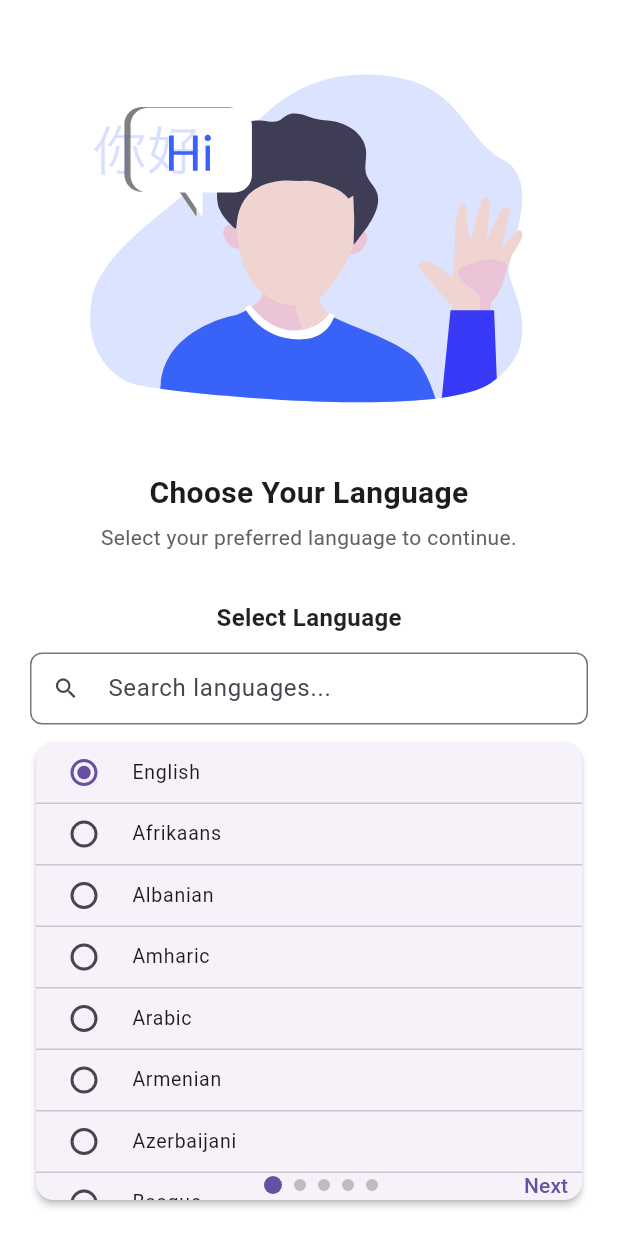
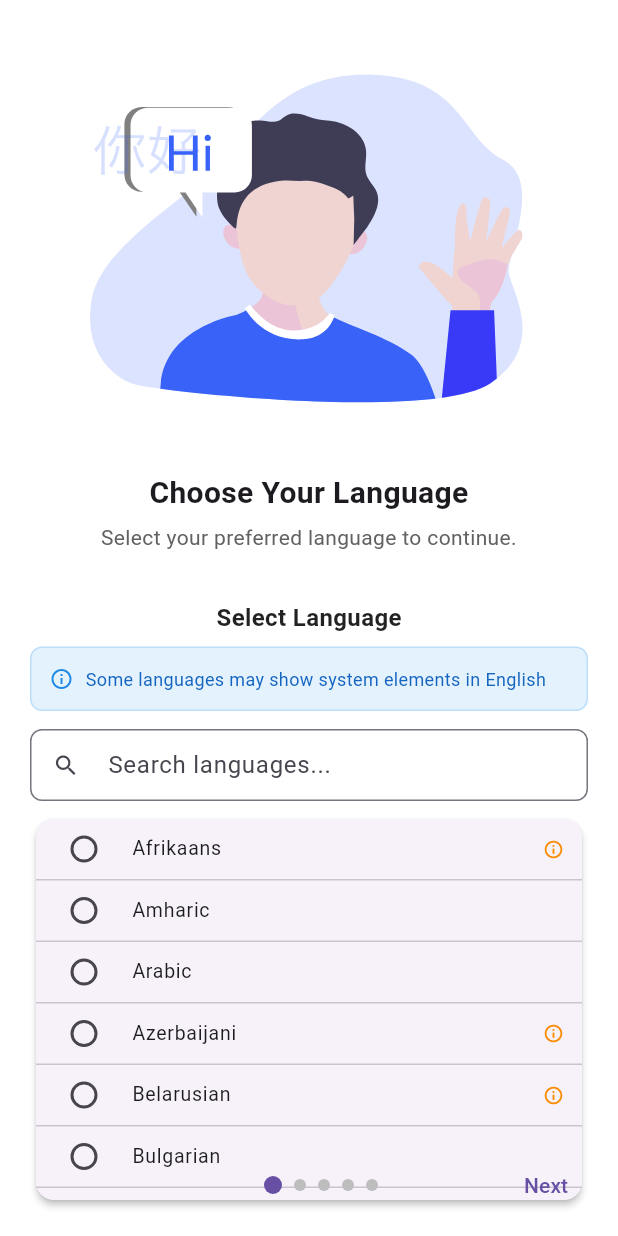
Before and after one commit to adarsha813/karma-iosApp, a Flutter app: the screen it shows after launch, on a phone screen of 412 x 824 dp. Run offline on Flutter 3.47's test engine with Material 3 defaults, Android fonts, the light colour scheme and no system bars; our stand-ins replace badges, cached_network_image, connectivity_plus, device_info_plus, firebase_core, firebase_messaging and 13 more; missing offline and left inert: country_list_pick, flutter_app_badger, flutter_stripe; accounts and stored records are empty; network calls fail.

Commit message:
fallback to english add so ths issue language related solve but not chaing othe lagnuage also in related language

```diff
--- a/lib/main.dart
+++ b/lib/main.dart
@@ -1322,7 +1322,6 @@ class _SecureAppState extends State<SecureApp> {
   }
 
   void _logLaunchAnalytics() {
-    // Log launch analytics
     if (widget.launchResult.isFirstLaunch) {
       ProductionLogger.info('📊 Analytics: First app launch');
     } else if (widget.launchResult.isFirstLaunchForVersion) {
@@ -1330,7 +1329,6 @@ class _SecureAppState extends State<SecureApp> {
         '📊 Analytics: First launch for version ${widget.launchResult.appVersion}',
       );
     }
-
     ProductionLogger.info(
       '📊 Analytics: Total launches: ${widget.launchResult.launchCount}',
     );
@@ -1352,7 +1350,6 @@ class _SecureAppState extends State<SecureApp> {
 
       if (mounted) {
         setState(() {
-          // Only show onboarding if it's first launch AND not done AND no existing profile
           _showOnboarding =
               widget.launchResult.isFirstLaunch &&
               !onboardingDone &&
@@ -1363,7 +1360,7 @@ class _SecureAppState extends State<SecureApp> {
       ProductionLogger.error('Failed to check onboarding status', e);
       if (mounted) {
         setState(() {
-          _showOnboarding = false; // Don't show onboarding on error
+          _showOnboarding = false;
         });
       }
     }
@@ -1396,8 +1393,9 @@ class _SecureAppState extends State<SecureApp> {
   Widget build(BuildContext context) {
     final localeProvider = Provider.of<LocaleProvider>(context);
 
+    // Show loading while locale is being determined
     if (localeProvider.isLoading) {
-      return const MaterialApp(
+      return MaterialApp(
         home: Scaffold(
           body: Center(
             child: Column(
@@ -1405,7 +1403,7 @@ class _SecureAppState extends State<SecureApp> {
               children: [
                 CircularProgressIndicator(),
                 SizedBox(height: 16),
-                Text('Loading...'),
+                Text('Loading language...'),
               ],
             ),
           ),
@@ -1415,25 +1413,33 @@ class _SecureAppState extends State<SecureApp> {
 
     return MaterialApp(
       title: AppConstants.appName,
-      theme: ThemeData(
-        primarySwatch: Colors.blue,
-        brightness: Brightness.light,
-      ),
-      darkTheme: ThemeData.dark(),
+      theme: ThemeData(primarySwatch: Colors.blue, useMaterial3: true),
+      darkTheme: ThemeData.dark(useMaterial3: true),
       themeMode: ThemeMode.light,
       navigatorKey: navigatorKey,
+
+      // ✅ CRITICAL FIX: Use only supported locales for Material widgets
       localizationsDelegates: const [
-        AppLocalizations.delegate,
-        GlobalMaterialLocalizations.delegate,
-        GlobalWidgetsLocalizations.delegate,
-        GlobalCupertinoLocalizations.delegate,
+        AppLocalizations.delegate, // Your app's localizations
+        GlobalMaterialLocalizations
+            .delegate, // Material widgets (limited languages)
+        GlobalWidgetsLocalizations.delegate, // Default widgets
+        GlobalCupertinoLocalizations
+            .delegate, // iOS widgets (limited languages)
       ],
-      supportedLocales: AppLocalizations.supportedLocales,
-      locale: localeProvider.locale,
+
+      // ✅ CRITICAL FIX: Filter to only supported Material locales
+      supportedLocales: _getSupportedMaterialLocales(),
+
+      // ✅ Use the provider's locale but fallback to English if unsupported
+      locale: _getSafeLocale(localeProvider.locale),
+
       debugShowCheckedModeBanner: false,
+
       builder: (context, child) {
         return SecureBadgeManager(child: child!);
       },
+
       home:
           _showOnboarding
               ? OnboardingScreen(
@@ -1445,6 +1451,96 @@ class _SecureAppState extends State<SecureApp> {
               )
               : const SecureHomeRouter(),
     );
+  }
+
+  // ✅ Filter locales to only those supported by Material/Cupertino widgets
+  List<Locale> _getSupportedMaterialLocales() {
+    // MaterialLocalizations supports these languages by default
+    const materialSupportedLanguages = {
+      'en',
+      'es',
+      'fr',
+      'de',
+      'it',
+      'pt',
+      'ru',
+      'ja',
+      'ko',
+      'zh',
+      'ar',
+      'hi',
+      'tr',
+      'pl',
+      'nl',
+      'sv',
+      'da',
+      'fi',
+      'no',
+      'cs',
+      'hu',
+      'ro',
+      'sk',
+      'uk',
+      'bg',
+      'hr',
+      'sr',
+      'sl',
+      'et',
+      'lv',
+      'lt',
+      'el',
+      'he',
+      'id',
+      'ms',
+      'th',
+      'vi',
+      'fa',
+      'ur',
+      'sw',
+      'am',
+      'bn',
+      'gu',
+      'kn',
+      'ml',
+      'mr',
+      'ne',
+      'pa',
+      'ta',
+      'te',
+      //'tr',
+      //'zh',
+      'zh-TW',
+    };
+
+    return AppLocalizations.supportedLocales.where((locale) {
+      final languageCode = locale.languageCode;
+      final fullCode =
+          locale.countryCode == null
+              ? languageCode
+              : '$languageCode-${locale.countryCode}';
+
+      return materialSupportedLanguages.contains(languageCode) ||
+          materialSupportedLanguages.contains(fullCode);
+    }).toList();
+  }
+
+  // ✅ Ensure we only use locales that Material widgets support
+  Locale _getSafeLocale(Locale desiredLocale) {
+    const fallbackLocale = Locale('en');
+
+    // Check if desired locale is supported by Material widgets
+    final isMaterialSupported = _getSupportedMaterialLocales().any(
+      (supported) => supported.languageCode == desiredLocale.languageCode,
+    );
+
+    if (isMaterialSupported) {
+      return desiredLocale;
+    } else {
+      ProductionLogger.warning(
+        'Locale ${desiredLocale.languageCode} not supported by Material widgets, falling back to English',
+      );
+      return fallbackLocale;
+    }
   }
 }
 
--- a/lib/providers/LocaleProvider.dart
+++ b/lib/providers/LocaleProvider.dart
@@ -1,9 +1,10 @@
 import 'package:flutter/material.dart';
 import 'package:shared_preferences/shared_preferences.dart';
 import '../l10n/app_localizations.dart';
+import '../services/production_logger.dart';
 
 class LocaleProvider with ChangeNotifier {
-  Locale _locale = const Locale('en'); // fallback
+  Locale _locale = const Locale('en');
   bool _isLoading = true;
 
   Locale get locale => _locale;
@@ -14,35 +15,347 @@ class LocaleProvider with ChangeNotifier {
   }
 
   Future<void> setLocale(Locale locale) async {
-    // Ensure locale is supported
-    if (!AppLocalizations.supportedLocales
-        .map((l) => l.languageCode)
-        .contains(locale.languageCode)) {
-      return;
+    // Validate the locale is supported by Material widgets
+    if (!_isLocaleSupportedByMaterial(locale)) {
+      ProductionLogger.warning(
+        'Locale ${locale.languageCode} not fully supported by Material widgets, some UI elements may show in English',
+      );
+      // Still allow setting for your app's custom strings, but log warning
     }
 
     _locale = locale;
     notifyListeners();
 
+    // Save to shared preferences
     final prefs = await SharedPreferences.getInstance();
     await prefs.setString('locale_code', locale.languageCode);
+
+    ProductionLogger.i('App locale changed to: $locale');
   }
 
   Future<void> _loadLocaleFromPrefs() async {
-    final prefs = await SharedPreferences.getInstance();
-    final code = prefs.getString('locale_code');
+    try {
+      final prefs = await SharedPreferences.getInstance();
+      final code = prefs.getString('locale_code');
 
-    if (code != null) {
-      final isSupported = AppLocalizations.supportedLocales
-          .map((l) => l.languageCode)
-          .contains(code);
+      if (code != null) {
+        final locale = Locale(code);
+        if (_isLocaleSupportedByApp(locale)) {
+          _locale = locale;
+        } else {
+          ProductionLogger.warning('Saved locale $code not supported by app');
+        }
+      }
+    } catch (e) {
+      ProductionLogger.e('Error loading locale from prefs', e);
+    } finally {
+      _isLoading = false;
+      notifyListeners();
+    }
+  }
 
-      if (isSupported) {
-        _locale = Locale(code);
-      }
+  bool _isLocaleSupportedByApp(Locale locale) {
+    return AppLocalizations.supportedLocales.any(
+      (supported) => supported.languageCode == locale.languageCode,
+    );
+  }
+
+  bool _isLocaleSupportedByMaterial(Locale locale) {
+    // MaterialLocalizations supported languages
+    const materialSupported = {
+      'en',
+      'es',
+      'fr',
+      'de',
+      'it',
+      'pt',
+      'ru',
+      'ja',
+      'ko',
+      'zh',
+      'ar',
+      'hi',
+      'tr',
+      'pl',
+      'nl',
+      'sv',
+      'da',
+      'fi',
+      'no',
+      'cs',
+      'hu',
+      'ro',
+      'sk',
+      'uk',
+      'bg',
+      'hr',
+      'sr',
+      'sl',
+      'et',
+      'lv',
+      'lt',
+      'el',
+      'he',
+      'id',
+      'ms',
+      'th',
+      'vi',
+      'fa',
+      'ur',
+      'sw',
+      'am',
+      'bn',
+      'gu',
+      'kn',
+      'ml',
+      'mr',
+      'ne',
+      'pa',
+      'ta',
+      'te',
+      //'tr',
+      //'zh',
+    };
+
+    return materialSupported.contains(locale.languageCode);
+  }
+
+  // Get display name for language
+  String getDisplayName(String languageCode) {
+    return _getLanguageDisplayName(Locale(languageCode));
+  }
+
+  String _getLanguageDisplayName(Locale locale) {
+    switch (locale.languageCode) {
+      case 'af':
+        return 'Afrikaans';
+      case 'am':
+        return 'Amharic';
+      case 'ar':
+        return 'Arabic';
+      case 'az':
+        return 'Azerbaijani';
+      case 'be':
+        return 'Belarusian';
+      case 'bg':
+        return 'Bulgarian';
+      case 'bn':
+        return 'Bengali';
+      case 'bs':
+        return 'Bosnian';
+      case 'ca':
+        return 'Catalan';
+      case 'ceb':
+        return 'Cebuano';
+      case 'co':
+        return 'Corsican';
+      case 'cs':
+        return 'Czech';
+      case 'cy':
+        return 'Welsh';
+      case 'da':
+        return 'Danish';
+      case 'de':
+        return 'German';
+      case 'el':
+        return 'Greek';
+      case 'en':
+        return 'English';
+      case 'eo':
+        return 'Esperanto';
+      case 'es':
+        return 'Spanish';
+      case 'et':
+        return 'Estonian';
+      case 'eu':
+        return 'Basque';
+      case 'fa':
+        return 'Persian';
+      case 'fi':
+        return 'Finnish';
+      case 'fr':
+        return 'French';
+      case 'fy':
+        return 'Frisian';
+      case 'ga':
+        return 'Irish';
+      case 'gd':
+        return 'Scots Gaelic';
+      case 'gl':
+        return 'Galician';
+      case 'gu':
+        return 'Gujarati';
+      case 'ha':
+        return 'Hausa';
+      case 'haw':
+        return 'Hawaiian';
+      case 'he':
+        return 'Hebrew';
+      case 'hi':
+        return 'Hindi';
+      case 'hmn':
+        return 'Hmong';
+      case 'hr':
+        return 'Croatian';
+      case 'ht':
+        return 'Haitian Creole';
+      case 'hu':
+        return 'Hungarian';
+      case 'hy':
+        return 'Armenian';
+      case 'id':
+        return 'Indonesian';
+      case 'ig':
+        return 'Igbo';
+      case 'is':
+        return 'Icelandic';
+      case 'it':
+        return 'Italian';
+      case 'ja':
+        return 'Japanese';
+      case 'jv':
+        return 'Javanese';
+      case 'ka':
+        return 'Georgian';
+      case 'kk':
+        return 'Kazakh';
+      case 'km':
+        return 'Khmer';
+      case 'kn':
+        return 'Kannada';
+      case 'ko':
+        return 'Korean';
+      case 'ku':
+        return 'Kurdish';
+      case 'ky':
+        return 'Kyrgyz';
+      case 'lb':
+        return 'Luxembourgish';
+      case 'lo':
+        return 'Lao';
+      case 'lt':
+        return 'Lithuanian';
+      case 'lv':
+        return 'Latvian';
+      case 'mg':
+        return 'Malagasy';
+      case 'mi':
+        return 'Maori';
+      case 'mk':
+        return 'Macedonian';
+      case 'ml':
+        return 'Malayalam';
+      case 'mn':
+        return 'Mongolian';
+      case 'mr':
+        return 'Marathi';
+      case 'ms':
+        return 'Malay';
+      case 'mt':
+        return 'Maltese';
+      case 'my':
+        return 'Myanmar (Burmese)';
+      case 'ne':
+        return 'Nepali';
+      case 'nl':
+        return 'Dutch';
+      case 'no':
+        return 'Norwegian';
+      case 'ny':
+        return 'Nyanja (Chichewa)';
+      case 'or':
+        return 'Odia (Oriya)';
+      case 'pa':
+        return 'Punjabi';
+      case 'pl':
+        return 'Polish';
+      case 'ps':
+        return 'Pashto';
+      case 'pt':
+        return 'Portuguese';
+      case 'ro':
+        return 'Romanian';
+      case 'ru':
+        return 'Russian';
+      case 'rw':
+        return 'Kinyarwanda';
+      case 'sd':
+        return 'Sindhi';
+      case 'si':
+        return 'Sinhala';
+      case 'sk':
+        return 'Slovak';
+      case 'sl':
+        return 'Slovenian';
+      case 'sm':
+        return 'Samoan';
+      case 'sn':
+        return 'Shona';
+      case 'so':
+        return 'Somali';
+      case 'sq':
+        return 'Albanian';
+      case 'sr':
+        return 'Serbian';
+      case 'st':
+        return 'Sesotho';
+      case 'su':
+        return 'Sundanese';
+      case 'sv':
+        return 'Swedish';
+      case 'sw':
+        return 'Swahili';
+      case 'ta':
+        return 'Tamil';
+      case 'te':
+        return 'Telugu';
+      case 'tg':
+        return 'Tajik';
+      case 'th':
+        return 'Thai';
+      case 'tk':
+        return 'Turkmen';
+      case 'tl':
+        return 'Tagalog (Filipino)';
+      case 'tr':
+        return 'Turkish';
+      case 'tt':
+        return 'Tatar';
+      case 'ug':
+        return 'Uyghur';
+      case 'uk':
+        return 'Ukrainian';
+      case 'ur':
+        return 'Urdu';
+      case 'uz':
+        return 'Uzbek';
+      case 'vi':
+        return 'Vietnamese';
+      case 'xh':
+        return 'Xhosa';
+      case 'yi':
+        return 'Yiddish';
+      case 'yo':
+        return 'Yoruba';
+      case 'zh':
+        return 'Chinese (Simplified)';
+      case 'zu':
+        return 'Zulu';
+      default:
+        return locale.languageCode.toUpperCase();
     }
+  }
 
-    _isLoading = false;
-    notifyListeners();
+  // Get list of languages with Material support info
+  List<Map<String, dynamic>> getLanguagesWithSupportInfo() {
+    return AppLocalizations.supportedLocales.map((locale) {
+      final hasMaterialSupport = _isLocaleSupportedByMaterial(locale);
+      return {
+        'locale': locale,
+        'name': _getLanguageDisplayName(locale),
+        'hasMaterialSupport': hasMaterialSupport,
+        'code': locale.languageCode,
+      };
+    }).toList();
   }
 }
--- a/lib/screens/onboarding_screen.dart
+++ b/lib/screens/onboarding_screen.dart
@@ -259,130 +259,13 @@ class _OnboardingScreenState extends State<OnboardingScreen> {
     ];
   }
 
+  // In _OnboardingScreenState class
   Widget _buildLanguageSelection(
     ProfileProvider profileProvider,
     LocaleProvider localeProvider,
     AppLocalizations l10n,
   ) {
-    final List<Map<String, dynamic>> allLanguages = [
-      {'name': 'English', 'value': 'en'},
-      {'name': 'Afrikaans', 'value': 'af'},
-      {'name': 'Albanian', 'value': 'sq'},
-      {'name': 'Amharic', 'value': 'am'},
-      {'name': 'Arabic', 'value': 'ar'},
-      {'name': 'Armenian', 'value': 'hy'},
-      {'name': 'Azerbaijani', 'value': 'az'},
-      {'name': 'Basque', 'value': 'eu'},
-      {'name': 'Belarusian', 'value': 'be'},
-      {'name': 'Bengali', 'value': 'bn'},
-      {'name': 'Bosnian', 'value': 'bs'},
-      {'name': 'Bulgarian', 'value': 'bg'},
-      {'name': 'Catalan', 'value': 'ca'},
-      {'name': 'Cebuano', 'value': 'ceb'},
-      {'name': 'Chinese (Simplified)', 'value': 'zh'},
-      {'name': 'Chinese (Traditional)', 'value': 'zh-TW'},
-      {'name': 'Corsican', 'value': 'co'},
-      {'name': 'Croatian', 'value': 'hr'},
-      {'name': 'Czech', 'value': 'cs'},
-      {'name': 'Danish', 'value': 'da'},
-      {'name': 'Dutch', 'value': 'nl'},
-      {'name': 'Esperanto', 'value': 'eo'},
-      {'name': 'Estonian', 'value': 'et'},
-      {'name': 'Finnish', 'value': 'fi'},
-      {'name': 'French', 'value': 'fr'},
-      {'name': 'Frisian', 'value': 'fy'},
-      {'name': 'Galician', 'value': 'gl'},
-      {'name': 'Georgian', 'value': 'ka'},
-      {'name': 'German', 'value': 'de'},
-      {'name': 'Greek', 'value': 'el'},
-      {'name': 'Gujarati', 'value': 'gu'},
-      {'name': 'Haitian Creole', 'value': 'ht'},
-      {'name': 'Hausa', 'value': 'ha'},
-      {'name': 'Hawaiian', 'value': 'haw'},
-      {'name': 'Hebrew', 'value': 'he'},
-      {'name': 'Hindi', 'value': 'hi'},
-      {'name': 'Hmong', 'value': 'hmn'},
-      {'name': 'Hungarian', 'value': 'hu'},
-      {'name': 'Icelandic', 'value': 'is'},
-      {'name': 'Igbo', 'value': 'ig'},
-      {'name': 'Indonesian', 'value': 'id'},
-      {'name': 'Irish', 'value': 'ga'},
-      {'name': 'Italian', 'value': 'it'},
-      {'name': 'Japanese', 'value': 'ja'},
-      {'name': 'Javanese', 'value': 'jv'},
-      {'name': 'Kannada', 'value': 'kn'},
-      {'name': 'Kazakh', 'value': 'kk'},
-      {'name': 'Khmer', 'value': 'km'},
-      {'name': 'Kinyarwanda', 'value': 'rw'},
-      {'name': 'Korean', 'value': 'ko'},
-      {'name': 'Kurdish', 'value': 'ku'},
-      {'name': 'Kyrgyz', 'value': 'ky'},
-      {'name': 'Lao', 'value': 'lo'},
-      {'name': 'Latvian', 'value': 'lv'},
-      {'name': 'Lithuanian', 'value': 'lt'},
-      {'name': 'Luxembourgish', 'value': 'lb'},
-      {'name': 'Macedonian', 'value': 'mk'},
-      {'name': 'Malagasy', 'value': 'mg'},
-      {'name': 'Malay', 'value': 'ms'},
-      {'name': 'Malayalam', 'value': 'ml'},
-      {'name': 'Maltese', 'value': 'mt'},
-      {'name': 'Maori', 'value': 'mi'},
-      {'name': 'Marathi', 'value': 'mr'},
-      {'name': 'Mongolian', 'value': 'mn'},
-      {'name': 'Myanmar (Burmese)', 'value': 'my'},
-      {'name': 'Nepali', 'value': 'ne'},
-      {'name': 'Norwegian', 'value': 'no'},
-      {'name': 'Nyanja (Chichewa)', 'value': 'ny'},
-      {'name': 'Odia (Oriya)', 'value': 'or'},
-      {'name': 'Pashto', 'value': 'ps'},
-      {'name': 'Persian', 'value': 'fa'},
-      {'name': 'Polish', 'value': 'pl'},
-      {'name': 'Portuguese', 'value': 'pt'},
-      {'name': 'Punjabi', 'value': 'pa'},
-      {'name': 'Romanian', 'value': 'ro'},
-      {'name': 'Russian', 'value': 'ru'},
-      {'name': 'Samoan', 'value': 'sm'},
-      {'name': 'Scots Gaelic', 'value': 'gd'},
-      {'name': 'Serbian', 'value': 'sr'},
-      {'name': 'Sesotho', 'value': 'st'},
-      {'name': 'Shona', 'value': 'sn'},
-      {'name': 'Sindhi', 'value': 'sd'},
-      {'name': 'Sinhala', 'value': 'si'},
-      {'name': 'Slovak', 'value': 'sk'},
-      {'name': 'Slovenian', 'value': 'sl'},
-      {'name': 'Somali', 'value': 'so'},
-      {'name': 'Spanish', 'value': 'es'},
-      {'name': 'Sundanese', 'value': 'su'},
-      {'name': 'Swahili', 'value': 'sw'},
-      {'name': 'Swedish', 'value': 'sv'},
-      {'name': 'Tagalog (Filipino)', 'value': 'tl'},
-      {'name': 'Tajik', 'value': 'tg'},
-      {'name': 'Tamil', 'value': 'ta'},
-      {'name': 'Tatar', 'value': 'tt'},
-      {'name': 'Telugu', 'value': 'te'},
-      {'name': 'Thai', 'value': 'th'},
-      {'name': 'Turkish', 'value': 'tr'},
-      {'name': 'Turkmen', 'value': 'tk'},
-      {'name': 'Ukrainian', 'value': 'uk'},
-      {'name': 'Urdu', 'value': 'ur'},
-      {'name': 'Uyghur', 'value': 'ug'},
-      {'name': 'Uzbek', 'value': 'uz'},
-      {'name': 'Vietnamese', 'value': 'vi'},
-      {'name': 'Welsh', 'value': 'cy'},
-      {'name': 'Xhosa', 'value': 'xh'},
-      {'name': 'Yiddish', 'value': 'yi'},
-      {'name': 'Yoruba', 'value': 'yo'},
-      {'name': 'Zulu', 'value': 'zu'},
-    ];
-
-    return StatefulBuilder(
-      builder: (context, setState) {
-        final filteredLanguages =
-            allLanguages.where((lang) {
-              final query = _searchController.text.toLowerCase();
-              return lang['name'].toString().toLowerCase().contains(query) ||
-                  lang['value'].toString().toLowerCase().contains(query);
-            }).toList();
+    final languages = localeProvider.getLanguagesWithSupportInfo();
 
     return Column(
       children: [
@@ -395,7 +278,31 @@ class _OnboardingScreenState extends State<OnboardingScreen> {
             color: Colors.black87,
           ),
         ),
-            const SizedBox(height: 12),
+        const SizedBox(height: 8),
+
+        // Info banner about language support
+        Container(
+          width: double.infinity,
+          padding: const EdgeInsets.all(12),
+          margin: const EdgeInsets.only(bottom: 12),
+          decoration: BoxDecoration(
+            color: Colors.blue.shade50,
+            borderRadius: BorderRadius.circular(8),
+            border: Border.all(color: Colors.blue.shade100),
+          ),
+          child: Row(
+            children: [
+              Icon(Icons.info_outline, color: Colors.blue.shade600, size: 16),
+              const SizedBox(width: 8),
+              Expanded(
+                child: Text(
+                  'Some languages may show system elements in English',
+                  style: TextStyle(fontSize: 12, color: Colors.blue.shade800),
+                ),
+              ),
+            ],
+          ),
+        ),
 
         // Search bar
         Padding(
@@ -415,9 +322,30 @@ class _OnboardingScreenState extends State<OnboardingScreen> {
           ),
         ),
 
-            // FIX: Use Expanded to take available space and handle keyboard
+        // Language list
         Expanded(
-              child: Card(
+          child: _buildLanguageList(languages, profileProvider, localeProvider),
+        ),
+      ],
+    );
+  }
+
+  Widget _buildLanguageList(
+    List<Map<String, dynamic>> languages,
+    ProfileProvider profileProvider,
+    LocaleProvider localeProvider,
+  ) {
+    final query = _searchController.text.toLowerCase();
+    final filteredLanguages =
+        query.isEmpty
+            ? languages
+            : languages.where((lang) {
+              final name = lang['name'].toString().toLowerCase();
+              final code = lang['code'].toString().toLowerCase();
+              return name.contains(query) || code.contains(query);
+            }).toList();
+
+    return Card(
       elevation: 2,
       child:
           filteredLanguages.isEmpty
@@ -434,26 +362,43 @@ class _OnboardingScreenState extends State<OnboardingScreen> {
                 itemCount: filteredLanguages.length,
                 itemBuilder: (context, index) {
                   final language = filteredLanguages[index];
-                            final isLast =
-                                index == filteredLanguages.length - 1;
+                  final isLast = index == filteredLanguages.length - 1;
+                  final hasMaterialSupport =
+                      language['hasMaterialSupport'] as bool;
 
                   return Column(
                     children: [
                       RadioListTile<String>(
-                                  title: Text(
-                                    language['name'] as String,
+                        title: Row(
+                          children: [
+                            Expanded(
+                              child: Text(
+                                language['name'],
                                 maxLines: 1,
                                 overflow: TextOverflow.ellipsis,
                                 style: const TextStyle(fontSize: 13),
                               ),
-                                  value: language['value'] as String,
-                                  groupValue: profileProvider.language,
+                            ),
+                            if (!hasMaterialSupport) ...[
+                              const SizedBox(width: 4),
+                              Tooltip(
+                                message: 'System elements may show in English',
+                                child: Icon(
+                                  Icons.info_outline,
+                                  size: 14,
+                                  color: Colors.orange.shade600,
+                                ),
+                              ),
+                            ],
+                          ],
+                        ),
+                        value: language['code'] as String,
+                        groupValue:
+                            profileProvider.language.isNotEmpty
+                                ? profileProvider.language
+                                : localeProvider.locale.languageCode,
                         onChanged: (value) async {
                           if (value != null && !_isNavigating) {
-                                      _logAnalyticsEvent(
-                                        'language_selected',
-                                        params: {'language': value},
-                                      );
                             await _updateLanguage(
                               value,
                               profileProvider,
@@ -474,11 +419,6 @@ class _OnboardingScreenState extends State<OnboardingScreen> {
                   );
                 },
               ),
-              ),
-            ),
-          ],
-        );
-      },
     );
   }
 
```
Also changed, not shown: 1 other file. Lines whose indentation alone changed are shown as unchanged.
